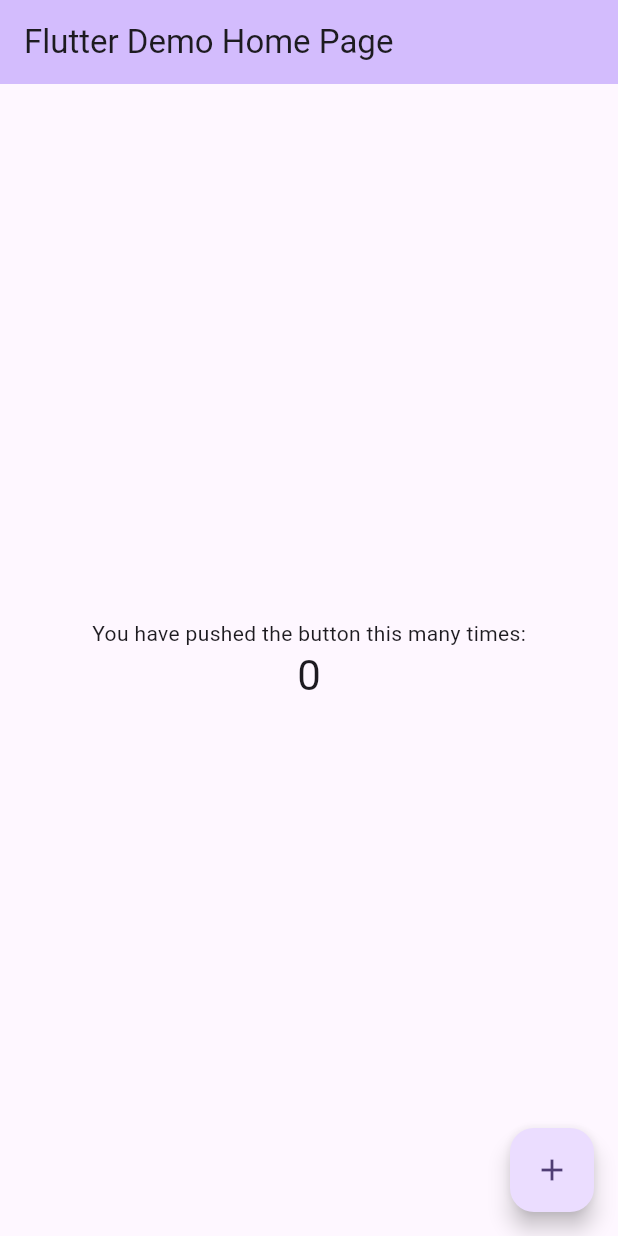
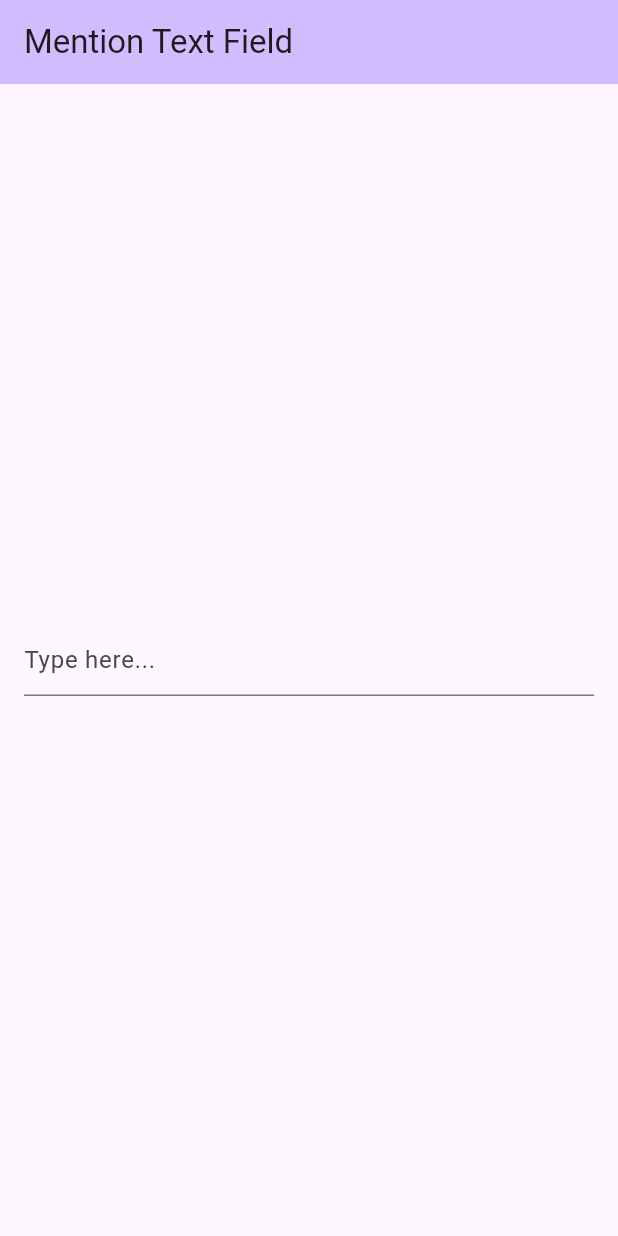
Before and after one commit to sh0o0/flutter-mention-text-field, a Flutter app: the screen it shows after launch, on a phone screen of 412 x 824 dp. Run offline on Flutter 3.47's test engine with Material 3 defaults, Android fonts, the phone set to English and light mode, and no system bars.

Commit message:
Impled MyPage

```diff
--- a/lib/main.dart
+++ b/lib/main.dart
@@ -1,52 +1,30 @@
 import 'package:flutter/material.dart';
+import 'package:flutter_mention_text_field/page.dart';
 
 void main() {
+  WidgetsFlutterBinding.ensureInitialized();
   runApp(const MyApp());
 }
 
 class MyApp extends StatelessWidget {
   const MyApp({super.key});
 
-  // This widget is the root of your application.
   @override
   Widget build(BuildContext context) {
     return MaterialApp(
       title: 'Flutter Demo',
       theme: ThemeData(
-        // This is the theme of your application.
-        //
-        // TRY THIS: Try running your application with "flutter run". You'll see
-        // the application has a purple toolbar. Then, without quitting the app,
-        // try changing the seedColor in the colorScheme below to Colors.green
-        // and then invoke "hot reload" (save your changes or press the "hot
-        // reload" button in a Flutter-supported IDE, or press "r" if you used
-        // the command line to start the app).
-        //
-        // Notice that the counter didn't reset back to zero; the application
-        // state is not lost during the reload. To reset the state, use hot
-        // restart instead.
-        //
-        // This works for code too, not just values: Most code changes can be
-        // tested with just a hot reload.
         colorScheme: ColorScheme.fromSeed(seedColor: Colors.deepPurple),
         useMaterial3: true,
       ),
-      home: const MyHomePage(title: 'Flutter Demo Home Page'),
+      // home: const MyHomePage(title: 'Flutter Demo Home Page'),
+      home: const MyPage(),
     );
   }
 }
 
 class MyHomePage extends StatefulWidget {
   const MyHomePage({super.key, required this.title});
-
-  // This widget is the home page of your application. It is stateful, meaning
-  // that it has a State object (defined below) that contains fields that affect
-  // how it looks.
-
-  // This class is the configuration for the state. It holds the values (in this
-  // case the title) provided by the parent (in this case the App widget) and
-  // used by the build method of the State. Fields in a Widget subclass are
-  // always marked "final".
 
   final String title;
 
@@ -59,50 +37,19 @@
 
   void _incrementCounter() {
     setState(() {
-      // This call to setState tells the Flutter framework that something has
-      // changed in this State, which causes it to rerun the build method below
-      // so that the display can reflect the updated values. If we changed
-      // _counter without calling setState(), then the build method would not be
-      // called again, and so nothing would appear to happen.
       _counter++;
     });
   }
 
   @override
   Widget build(BuildContext context) {
-    // This method is rerun every time setState is called, for instance as done
-    // by the _incrementCounter method above.
-    //
-    // The Flutter framework has been optimized to make rerunning build methods
-    // fast, so that you can just rebuild anything that needs updating rather
-    // than having to individually change instances of widgets.
     return Scaffold(
       appBar: AppBar(
-        // TRY THIS: Try changing the color here to a specific color (to
-        // Colors.amber, perhaps?) and trigger a hot reload to see the AppBar
-        // change color while the other colors stay the same.
         backgroundColor: Theme.of(context).colorScheme.inversePrimary,
-        // Here we take the value from the MyHomePage object that was created by
-        // the App.build method, and use it to set our appbar title.
         title: Text(widget.title),
       ),
       body: Center(
-        // Center is a layout widget. It takes a single child and positions it
-        // in the middle of the parent.
         child: Column(
-          // Column is also a layout widget. It takes a list of children and
-          // arranges them vertically. By default, it sizes itself to fit its
-          // children horizontally, and tries to be as tall as its parent.
-          //
-          // Column has various properties to control how it sizes itself and
-          // how it positions its children. Here we use mainAxisAlignment to
-          // center the children vertically; the main axis here is the vertical
-          // axis because Columns are vertical (the cross axis would be
-          // horizontal).
-          //
-          // TRY THIS: Invoke "debug painting" (choose the "Toggle Debug Paint"
-          // action in the IDE, or press "p" in the console), to see the
-          // wireframe for each widget.
           mainAxisAlignment: MainAxisAlignment.center,
           children: <Widget>[
             const Text(
@@ -119,7 +66,7 @@
         onPressed: _incrementCounter,
         tooltip: 'Increment',
         child: const Icon(Icons.add),
-      ), // This trailing comma makes auto-formatting nicer for build methods.
+      ),
     );
   }
 }
--- /dev/null
+++ b/lib/page.dart
@@ -0,0 +1,47 @@
+import 'package:flutter/material.dart';
+import 'package:flutter_mention_text_field/mention_text_editing_controller.dart';
+
+class MyPage extends StatefulWidget {
+  const MyPage({super.key});
+
+  @override
+  State<MyPage> createState() => _MyPageState();
+}
+
+class _MyPageState extends State<MyPage> {
+  static const _mentions = [
+    Mention(userId: '1', name: 'Alice'),
+    Mention(userId: '2', name: 'Bob'),
+    Mention(userId: '3', name: 'Charlie'),
+  ];
+
+
+  final _controller = MentionTextEditingController(mentions: _mentions);
+
+  @override
+  void dispose() {
+    _controller.dispose();
+    super.dispose();
+  }
+
+
+  @override
+  Widget build(BuildContext context) {
+    return Scaffold(
+      appBar: AppBar(
+        backgroundColor: Theme.of(context).colorScheme.inversePrimary,
+        title: const Text('Mention Text Field'),
+      ),
+      body: Container(
+        padding: const EdgeInsets.all(16),
+        alignment: Alignment.center,
+        child: TextField(
+          controller: _controller,
+          decoration: const InputDecoration(
+            hintText: 'Type here...',
+          ),
+        ),
+      ),
+    );
+  }
+}
```
Also changed, not shown: 1 other file.
